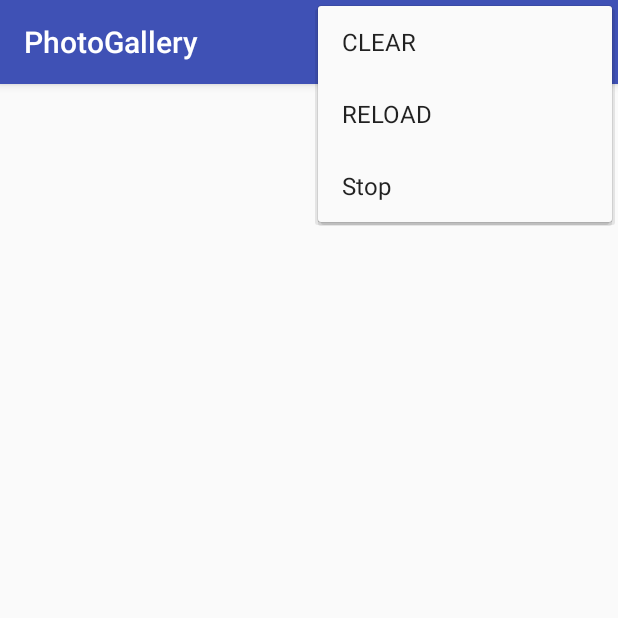
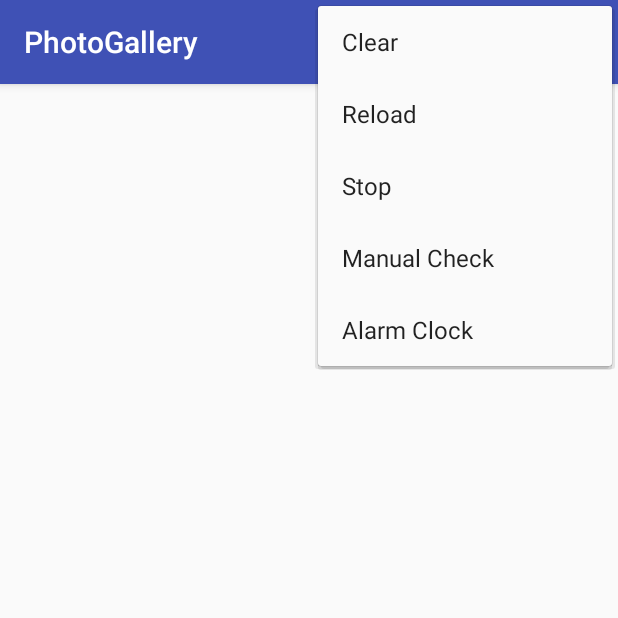
Before and after one commit to miewliie/PhotoGallery, an Android app: the screen it shows after launch (PhotoGalleryActivity), with the options menu open, on a phone screen of 412 x 824 dp, the top half of it. Run offline under Robolectric (Android 15) with nearby library versions, the phone set to English and light mode, and no system bars; network calls fail.

Commit message:
11:02 alarm

```diff
--- a/app/src/main/res/menu/list_menu_refresh.xml
+++ b/app/src/main/res/menu/list_menu_refresh.xml
@@ -19,4 +19,12 @@
     <item android:id="@+id/menu_toggle_polling"
         android:title="@string/start_polling"
         app:showAsAction="never"/>
+
+    <item android:id="@+id/menu_manual_check"
+        android:title="Manual Check"
+        app:showAsAction="never"/>
+
+    <item android:id="@+id/menu_alarm_clock"
+        android:title="@string/alarm_clock"
+        app:showAsAction="never"/>
 </menu>
--- a/app/src/main/res/values/strings.xml
+++ b/app/src/main/res/values/strings.xml
@@ -1,12 +1,13 @@
 <resources>
     <string name="app_name">PhotoGallery</string>
-    <string name="search">SEARCH</string>
-    <string name="clear_search">CLEAR</string>
-    <string name="reload">RELOAD</string>
+    <string name="search">Search</string>
+    <string name="clear_search">Clear</string>
+    <string name="reload">Reload</string>
     <string name="photo_progress_loaded">Loading</string>
     <string name="start_polling">Start Polling</string>
     <string name="stop_polling">Stop</string>
-    <string name="new_picture_arriving">New Picture !</string>
-    <string name="new_picture_title">Title !</string>
-    <string name="new_picture_content">Content !</string>
+    <string name="new_picture_arriving">New Picture here !</string>
+    <string name="new_picture_title">New picture is here !</string>
+    <string name="new_picture_content">New pictures for your app has been arriving !</string>
+    <string name="alarm_clock">Alarm Clock</string>
 </resources>
```
Also changed, not shown: app/src/main/java/com/augmentis/ayp/photogallery/PhotoGalleryFragment.java (+8 -0 lines), app/src/main/java/com/augmentis/ayp/photogallery/PhotoGalleryPreference.java (+7 -2 lines), app/src/main/java/com/augmentis/ayp/photogallery/PollService.java (+4 -3 lines).
